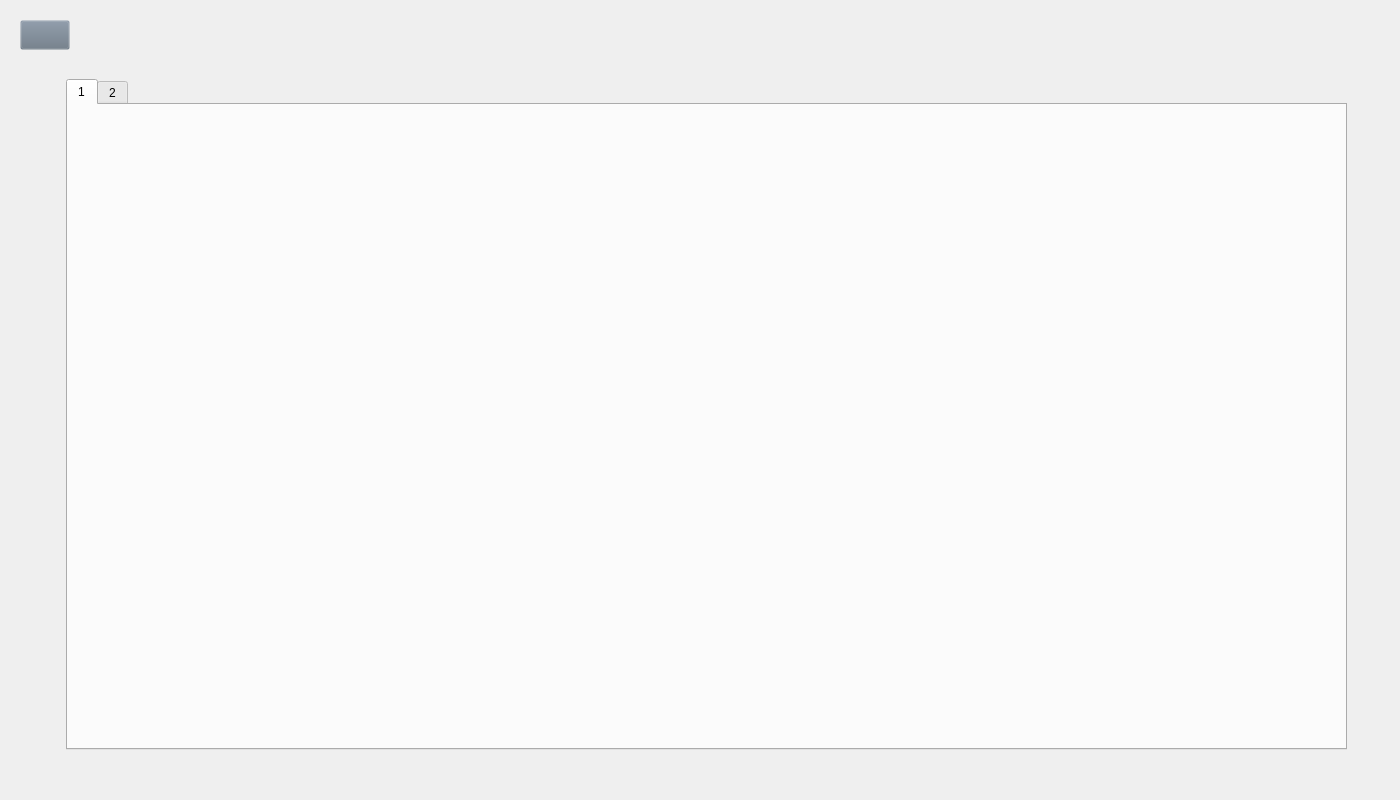
The window that Python_files/UI_files/TheoryWidget.ui (tixdim/QT_school) describes before a commit, drawn with Qt 5.
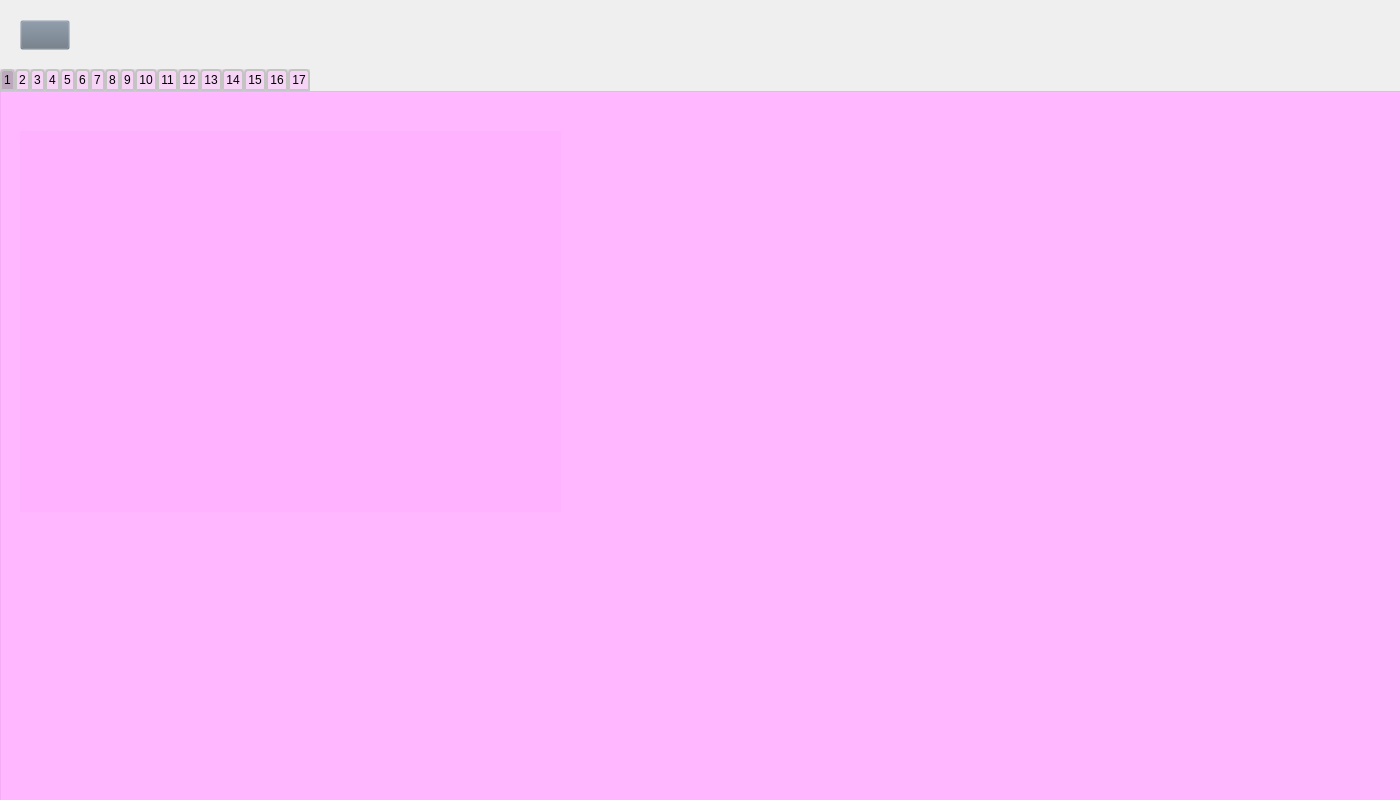
The same window after the commit. The open tabs and pages were chosen to show the change. Icons and pictures are not drawn.

Patch:
```diff
--- a/Python_files/UI_files/TheoryWidget.ui
+++ b/Python_files/UI_files/TheoryWidget.ui
@@ -20,6 +20,22 @@
 QPushButton#back:pressed{
 	padding-left: 2px;
 	padding-top: 2px;
+}
+
+QTabBar::tab {
+    background: qlineargradient(x1: 0, y1: 0, x2: 0, y2: 1,
+                                stop: 0 #E1E1E1, stop: 0.4 #DDDDDD,
+                                stop: 0.5 #D8D8D8, stop: 1.0 #D3D3D3);
+    border: 2px solid #C4C4C3;
+    border-bottom-color: #C2C7CB; /* same as the pane color */
+    border-top-left-radius: 4px;
+    border-top-right-radius: 4px;
+    min-width: 8ex;
+    padding: 2px;
+}
+
+QTabBar::tab:selected, QTabBar::tab:hover {
+    background: rgba(100, 100, 100, 100);
 }</string>
   </property>
   <widget class="QPushButton" name="back">
@@ -48,25 +64,126 @@
   <widget class="QTabWidget" name="tabWidget">
    <property name="geometry">
     <rect>
-     <x>66</x>
-     <y>79</y>
-     <width>1281</width>
-     <height>671</height>
+     <x>0</x>
+     <y>69</y>
+     <width>1407</width>
+     <height>741</height>
     </rect>
    </property>
+   <property name="styleSheet">
+    <string notr="true">background-color: rgba(255, 170, 255,100 );
+border: 0px;</string>
+   </property>
    <property name="currentIndex">
     <number>1</number>
    </property>
    <widget class="QWidget" name="tab">
+    <property name="enabled">
+     <bool>true</bool>
+    </property>
+    <property name="styleSheet">
+     <string notr="true"/>
+    </property>
     <attribute name="title">
      <string>1</string>
     </attribute>
+    <widget class="QLabel" name="label">
+     <property name="geometry">
+      <rect>
+       <x>20</x>
+       <y>40</y>
+       <width>541</width>
+       <height>381</height>
+      </rect>
+     </property>
+     <property name="styleSheet">
+      <string notr="true">border-image: url(ege_po_borbe_theory/1.png);</string>
+     </property>
+     <property name="text">
+      <string/>
+     </property>
+    </widget>
    </widget>
    <widget class="QWidget" name="tab_2">
     <attribute name="title">
      <string>2</string>
     </attribute>
    </widget>
+   <widget class="QWidget" name="tab_3">
+    <attribute name="title">
+     <string>3</string>
+    </attribute>
+   </widget>
+   <widget class="QWidget" name="tab_4">
+    <attribute name="title">
+     <string>4</string>
+    </attribute>
+   </widget>
+   <widget class="QWidget" name="tab_5">
+    <attribute name="title">
+     <string>5</string>
+    </attribute>
+   </widget>
+   <widget class="QWidget" name="tab_6">
+    <attribute name="title">
+     <string>6</string>
+    </attribute>
+   </widget>
+   <widget class="QWidget" name="tab_7">
+    <attribute name="title">
+     <string>7</string>
+    </attribute>
+   </widget>
+   <widget class="QWidget" name="tab_8">
+    <attribute name="title">
+     <string>8</string>
+    </attribute>
+   </widget>
+   <widget class="QWidget" name="tab_9">
+    <attribute name="title">
+     <string>9</string>
+    </attribute>
+   </widget>
+   <widget class="QWidget" name="tab_10">
+    <attribute name="title">
+     <string>10</string>
+    </attribute>
+   </widget>
+   <widget class="QWidget" name="tab_11">
+    <attribute name="title">
+     <string>11</string>
+    </attribute>
+   </widget>
+   <widget class="QWidget" name="tab_12">
+    <attribute name="title">
+     <string>12</string>
+    </attribute>
+   </widget>
+   <widget class="QWidget" name="tab_13">
+    <attribute name="title">
+     <string>13</string>
+    </attribute>
+   </widget>
+   <widget class="QWidget" name="tab_14">
+    <attribute name="title">
+     <string>14</string>
+    </attribute>
+   </widget>
+   <widget class="QWidget" name="tab_15">
+    <attribute name="title">
+     <string>15</string>
+    </attribute>
+   </widget>
+   <widget class="QWidget" name="tab_16">
+    <attribute name="title">
+     <string>16</string>
+    </attribute>
+   </widget>
+   <widget class="QWidget" name="tab_17">
+    <attribute name="title">
+     <string>17</string>
+    </attribute>
+   </widget>
   </widget>
  </widget>
  <resources/>
```
Left out of the diff: 5 changed lines with no effect on the pictures.
